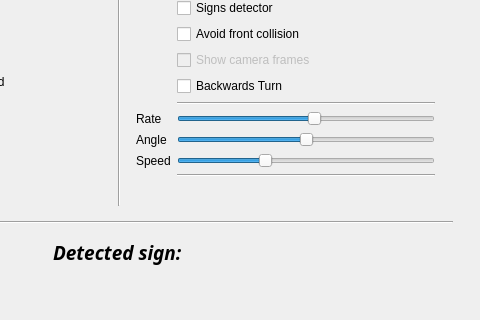
First picture: the form in GUI/ui/MainWindow.ui, repository dimaandrei/Licenta-Motorcycle, before the edit; both pictures show x 244 to 724 and y 101 to 421 of the 724 by 760 pixel window.
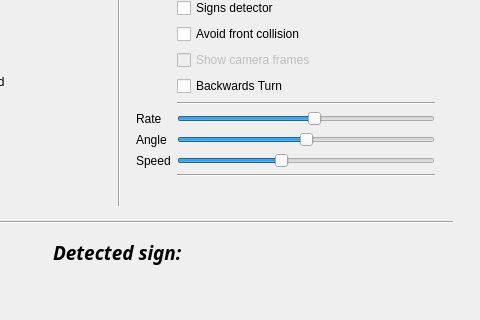
Second picture: the form after the edit.

Commit message: Changing slider values

```diff
--- a/GUI/ui/MainWindow.ui
+++ b/GUI/ui/MainWindow.ui
@@ -341,10 +341,13 @@
                  <item row="9" column="1">
                   <widget class="QSlider" name="speedSlider">
                    <property name="maximum">
-                    <number>150</number>
+                    <number>100</number>
+                   </property>
+                   <property name="pageStep">
+                    <number>0</number>
                    </property>
                    <property name="value">
-                    <number>50</number>
+                    <number>40</number>
                    </property>
                    <property name="orientation">
                     <enum>Qt::Horizontal</enum>
```
The commit also changes 1 other file.
